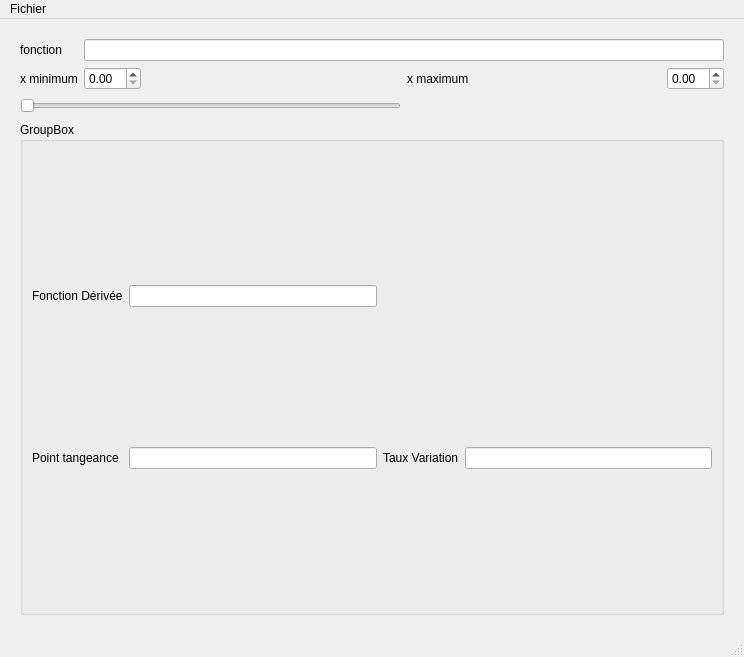
Above: ui/FonctionMainWindow.ui from MadoxT-M/TP2_MadoxTinocoMunoz before the change. Below: the same form after it.
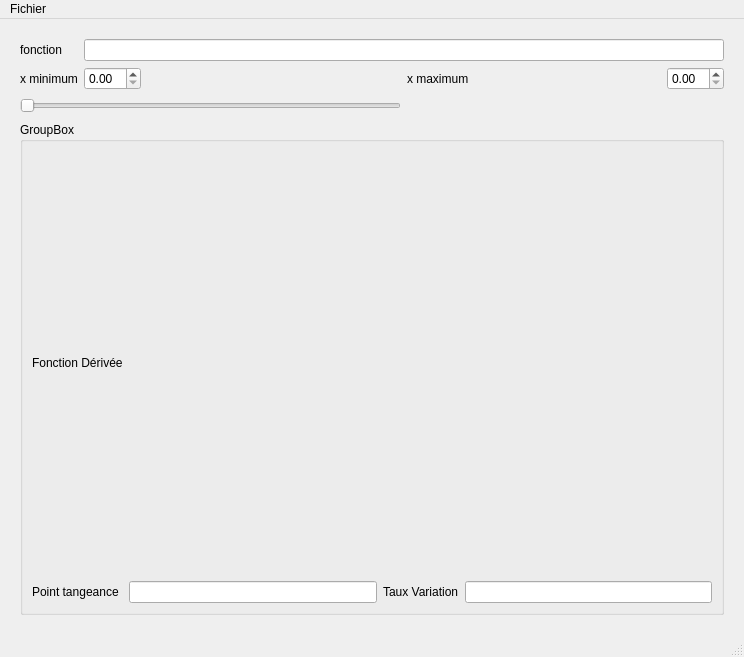
That is the form after the change.

Commit message: Ajout d'un paramétre dans la classe FonctionModel pour éditer le label de la fonction dérivée

Patch:
```diff
--- a/ui/FonctionMainWindow.ui
+++ b/ui/FonctionMainWindow.ui
@@ -122,7 +122,7 @@
           <widget class="QLineEdit" name="tauxVariationLineEdit"/>
          </item>
          <item row="0" column="1">
-          <widget class="QLineEdit" name="fonctionDeriveeLineEdit"/>
+          <widget class="QLabel" name="fonctionDeriveeLabel"/>
          </item>
          <item row="1" column="0">
           <widget class="QLabel" name="pointTangeanceLabel_3">
```
The commit also changes 1 other file.
